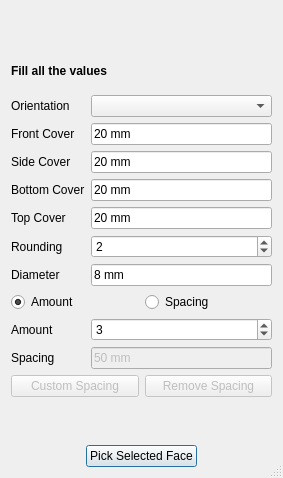
First picture: the form in LShapeRebar.ui, repository amrit3701/FreeCAD-Reinforcement, before the edit.
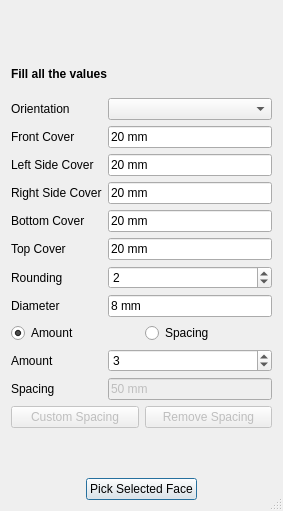
Second picture: the form after the edit. Custom widgets are drawn as their Qt base class.

Commit message: Separate side cover into left and right side cover in LShape rebar

Patch:
```diff
--- a/LShapeRebar.ui
+++ b/LShapeRebar.ui
@@ -7,7 +7,7 @@
     <x>0</x>
     <y>0</y>
     <width>283</width>
-    <height>478</height>
+    <height>511</height>
    </rect>
   </property>
   <property name="windowTitle">
@@ -75,12 +75,12 @@
      <item row="2" column="0">
       <widget class="QLabel" name="sideCoverLabel">
        <property name="text">
-        <string>Side Cover</string>
+        <string>Left Side Cover</string>
        </property>
       </widget>
      </item>
      <item row="2" column="1">
-      <widget class="Gui::InputField" name="sideCover">
+      <widget class="Gui::InputField" name="l_sideCover">
        <property name="text">
         <string>20 mm</string>
        </property>
@@ -89,7 +89,7 @@
        </property>
       </widget>
      </item>
-     <item row="3" column="1">
+     <item row="4" column="1">
       <widget class="Gui::InputField" name="bottomCover">
        <property name="text">
         <string>20 mm</string>
@@ -99,14 +99,14 @@
        </property>
       </widget>
      </item>
-     <item row="4" column="0">
+     <item row="5" column="0">
       <widget class="QLabel" name="topCoverLabel">
        <property name="text">
         <string>Top Cover</string>
        </property>
       </widget>
      </item>
-     <item row="4" column="1">
+     <item row="5" column="1">
       <widget class="Gui::InputField" name="topCover">
        <property name="text">
         <string>20 mm</string>
@@ -116,28 +116,28 @@
        </property>
       </widget>
      </item>
-     <item row="5" column="0">
+     <item row="6" column="0">
       <widget class="QLabel" name="roundingLabel">
        <property name="text">
         <string>Rounding</string>
        </property>
       </widget>
      </item>
-     <item row="5" column="1">
+     <item row="6" column="1">
       <widget class="Gui::PrefSpinBox" name="rounding">
        <property name="value">
         <number>2</number>
        </property>
       </widget>
      </item>
-     <item row="6" column="0">
+     <item row="7" column="0">
       <widget class="QLabel" name="diameterLabel">
        <property name="text">
         <string>Diameter</string>
        </property>
       </widget>
      </item>
-     <item row="7" column="0" colspan="2">
+     <item row="8" column="0" colspan="2">
       <layout class="QHBoxLayout" name="horizontalLayout">
        <item>
         <widget class="Gui::PrefRadioButton" name="amount_radio">
@@ -158,35 +158,35 @@
        </item>
       </layout>
      </item>
-     <item row="8" column="0">
+     <item row="9" column="0">
       <widget class="QLabel" name="amountLabel">
        <property name="text">
         <string>Amount</string>
        </property>
       </widget>
      </item>
-     <item row="8" column="1">
+     <item row="9" column="1">
       <widget class="Gui::PrefSpinBox" name="amount">
        <property name="value">
         <number>3</number>
        </property>
       </widget>
      </item>
-     <item row="9" column="0">
+     <item row="10" column="0">
       <widget class="QLabel" name="spacingLabel">
        <property name="text">
         <string>Spacing</string>
        </property>
       </widget>
      </item>
-     <item row="3" column="0">
+     <item row="4" column="0">
       <widget class="QLabel" name="bottomCoverLabel">
        <property name="text">
         <string>Bottom Cover</string>
        </property>
       </widget>
      </item>
-     <item row="9" column="1">
+     <item row="10" column="1">
       <widget class="Gui::InputField" name="spacing">
        <property name="enabled">
         <bool>false</bool>
@@ -199,7 +199,7 @@
        </property>
       </widget>
      </item>
-     <item row="6" column="1">
+     <item row="7" column="1">
       <widget class="Gui::InputField" name="diameter">
        <property name="text">
         <string>8 mm</string>
@@ -219,6 +219,23 @@
      <item row="0" column="1">
       <widget class="Gui::PrefComboBox" name="orientation"/>
      </item>
+     <item row="3" column="0">
+      <widget class="QLabel" name="r_sideCoverLabel">
+       <property name="text">
+        <string>Right Side Cover</string>
+       </property>
+      </widget>
+     </item>
+     <item row="3" column="1">
+      <widget class="Gui::InputField" name="r_sideCover">
+       <property name="text">
+        <string>20 mm</string>
+       </property>
+       <property name="unit" stdset="0">
+        <string notr="true"/>
+       </property>
+      </widget>
+     </item>
     </layout>
    </item>
    <item row="0" column="0" alignment="Qt::AlignHCenter">
```
Left out of the diff: 5 changed lines with no effect on the pictures. The commit also changes 1 other file.
